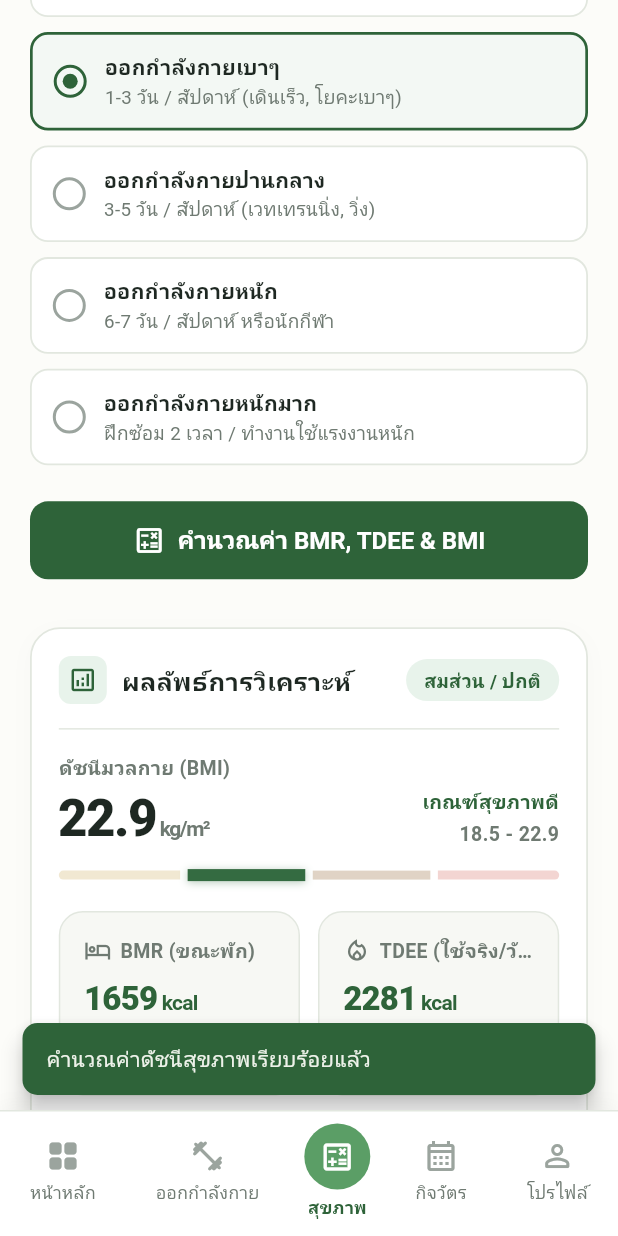
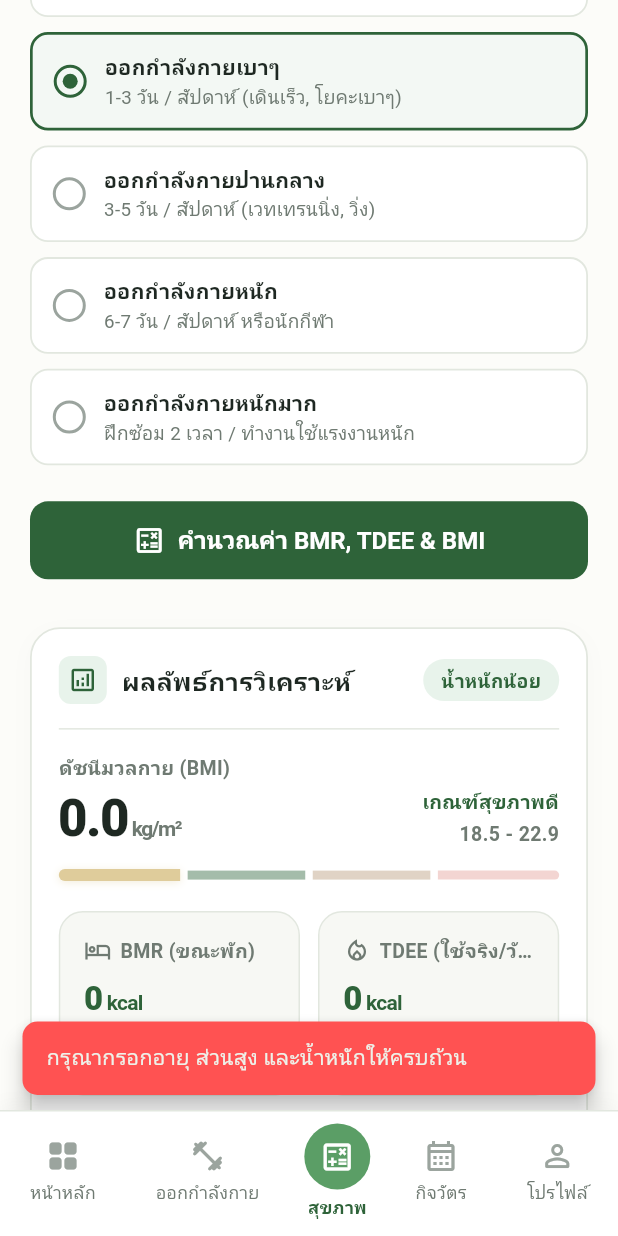
Before and after one commit to Deen7028/HealthyMate, a Flutter app: the MainAppShell screen opened directly, scrolled down 576 dp, after a tap on "คำนวณค่า BMR, TDEE & BMI", on a phone screen of 412 x 824 dp. Run offline on Flutter 3.47's test engine with Material 3 defaults, Android fonts, the phone set to English and light mode, and no system bars; our stand-ins replace sqflite_common_ffi; accounts and stored records are empty; network calls fail.

Commit message:
refactor: integrate authentication service to load user-specific health records and profile state

```diff
--- a/lib/core/services/auth_service.dart
+++ b/lib/core/services/auth_service.dart
@@ -17,6 +17,9 @@ class AuthService extends ChangeNotifier {
     if (_isInitialized) return;
     try {
       _isLoggedIn = await AppDatabase.instance.getLoginStatus();
+      if (_isLoggedIn) {
+        _currentUserEmail = await AppDatabase.instance.getLoggedInUserEmail() ?? '';
+      }
     } catch (e) {
       debugPrint('Error initializing auth state: $e');
       _isLoggedIn = false;
--- a/lib/features/health_calculator/models/user_model.dart
+++ b/lib/features/health_calculator/models/user_model.dart
@@ -72,9 +72,9 @@ class TbUser {
       sPasswordHash: map['sPasswordHash'] ?? '',
       sFirstName: firstName.isNotEmpty ? firstName : 'ผู้ใช้งาน',
       sLastName: lastName,
-      nAge: (map['nAge'] as num?)?.toInt() ?? 28,
-      nHeight: (map['nHeight'] as num?)?.toDouble() ?? 175.0,
-      nWeight: (map['nWeight'] as num?)?.toDouble() ?? 70.0,
+      nAge: (map['nAge'] as num?)?.toInt() ?? 0,
+      nHeight: (map['nHeight'] as num?)?.toDouble() ?? 0.0,
+      nWeight: (map['nWeight'] as num?)?.toDouble() ?? 0.0,
       sGender: map['sGender'] ?? 'male',
       sActivityLevel: map['sActivityLevel'] ?? 'light',
       isDarkMode: (map['isDarkMode'] as num?)?.toInt() == 1,
--- a/lib/features/health_calculator/screens/health_calculator_screen.dart
+++ b/lib/features/health_calculator/screens/health_calculator_screen.dart
@@ -20,26 +20,40 @@ class _HealthCalculatorScreenState extends State<HealthCalculatorScreen> {
   @override
   void initState() {
     super.initState();
-    _ageController = TextEditingController(text: widget.state.age.toString());
+    _ageController = TextEditingController(
+      text: widget.state.age > 0 ? widget.state.age.toString() : '',
+    );
     _heightController = TextEditingController(
-      text: widget.state.height.toStringAsFixed(0),
+      text: widget.state.height > 0
+          ? widget.state.height.toStringAsFixed(0)
+          : '',
     );
     _weightController = TextEditingController(
-      text: widget.state.weight.toStringAsFixed(0),
+      text: widget.state.weight > 0
+          ? widget.state.weight.toStringAsFixed(0)
+          : '',
     );
     widget.state.addListener(_syncControllersWithState);
   }
 
   void _syncControllersWithState() {
     if (!mounted) return;
-    if (_ageController.text != widget.state.age.toString()) {
-      _ageController.text = widget.state.age.toString();
+    final stateAge = widget.state.age > 0 ? widget.state.age.toString() : '';
+    final stateHeight = widget.state.height > 0
+        ? widget.state.height.toStringAsFixed(0)
+        : '';
+    final stateWeight = widget.state.weight > 0
+        ? widget.state.weight.toStringAsFixed(0)
+        : '';
+
+    if (_ageController.text != stateAge && stateAge.isNotEmpty) {
+      _ageController.text = stateAge;
     }
-    if (_heightController.text != widget.state.height.toStringAsFixed(0)) {
-      _heightController.text = widget.state.height.toStringAsFixed(0);
+    if (_heightController.text != stateHeight && stateHeight.isNotEmpty) {
+      _heightController.text = stateHeight;
     }
-    if (_weightController.text != widget.state.weight.toStringAsFixed(0)) {
-      _weightController.text = widget.state.weight.toStringAsFixed(0);
+    if (_weightController.text != stateWeight && stateWeight.isNotEmpty) {
+      _weightController.text = stateWeight;
     }
   }
 
@@ -53,11 +67,23 @@ class _HealthCalculatorScreenState extends State<HealthCalculatorScreen> {
   }
 
   void _onCalculate() {
-    final age = int.tryParse(_ageController.text) ?? widget.state.age;
-    final height =
-        double.tryParse(_heightController.text) ?? widget.state.height;
-    final weight =
-        double.tryParse(_weightController.text) ?? widget.state.weight;
+    final age = int.tryParse(_ageController.text) ?? 0;
+    final height = double.tryParse(_heightController.text) ?? 0.0;
+    final weight = double.tryParse(_weightController.text) ?? 0.0;
+
+    if (age <= 0 || height <= 0 || weight <= 0) {
+      ScaffoldMessenger.of(context).hideCurrentSnackBar();
+      ScaffoldMessenger.of(context).showSnackBar(
+        SnackBar(
+          content: const Text('กรุณากรอกอายุ ส่วนสูง และน้ำหนักให้ครบถ้วน'),
+          backgroundColor: Colors.redAccent,
+          behavior: SnackBarBehavior.floating,
+          shape: RoundedRectangleBorder(borderRadius: BorderRadius.circular(10)),
+          duration: const Duration(seconds: 2),
+        ),
+      );
+      return;
+    }
 
     widget.state.setAge(age);
     widget.state.setHeight(height);
@@ -77,11 +103,23 @@ class _HealthCalculatorScreenState extends State<HealthCalculatorScreen> {
   }
 
   void _onSaveToDashboard() {
-    final age = int.tryParse(_ageController.text) ?? widget.state.age;
-    final height =
-        double.tryParse(_heightController.text) ?? widget.state.height;
-    final weight =
-        double.tryParse(_weightController.text) ?? widget.state.weight;
+    final age = int.tryParse(_ageController.text) ?? 0;
+    final height = double.tryParse(_heightController.text) ?? 0.0;
+    final weight = double.tryParse(_weightController.text) ?? 0.0;
+
+    if (age <= 0 || height <= 0 || weight <= 0) {
+      ScaffoldMessenger.of(context).hideCurrentSnackBar();
+      ScaffoldMessenger.of(context).showSnackBar(
+        SnackBar(
+          content: const Text('กรุณากรอกข้อมูลส่วนตัวให้ครบถ้วนก่อนบันทึก'),
+          backgroundColor: Colors.redAccent,
+          behavior: SnackBarBehavior.floating,
+          shape: RoundedRectangleBorder(borderRadius: BorderRadius.circular(10)),
+          duration: const Duration(seconds: 2),
+        ),
+      );
+      return;
+    }
 
     widget.state.setAge(age);
     widget.state.setHeight(height);
@@ -155,8 +193,8 @@ class _HealthCalculatorScreenState extends State<HealthCalculatorScreen> {
                         Expanded(
                           child: Column(
                             crossAxisAlignment: CrossAxisAlignment.start,
-                            children: const [
-                              Text(
+                            children: [
+                              const Text(
                                 'เครื่องคำนวณสุขภาพ',
                                 style: TextStyle(
                                   fontSize: 24,
@@ -166,11 +204,14 @@ class _HealthCalculatorScreenState extends State<HealthCalculatorScreen> {
                                 ),
                               ),
                               SizedBox(height: 4),
-                              Text(
-                                'ติดตามและคำนวณ BMI, BMR และ TDEE ของคุณ',
-                                style: TextStyle(
+                               Text(
+                                state.currentUser != null
+                                    ? 'ข้อมูลของคุณ (${state.currentUser!.sFirstName})'
+                                    : 'ติดตามและคำนวณ BMI, BMR และ TDEE ของคุณ',
+                                style: const TextStyle(
                                   fontSize: 13.5,
                                   color: AppTheme.textSecondary,
+                                  fontWeight: FontWeight.w500,
                                 ),
                               ),
                             ],
--- a/lib/features/health_calculator/state/health_calculator_state.dart
+++ b/lib/features/health_calculator/state/health_calculator_state.dart
@@ -6,44 +6,36 @@ import 'package:healthymate/features/health_calculator/models/activity_level.dar
 import 'package:healthymate/features/health_calculator/models/health_record_model.dart';
 import 'package:healthymate/features/health_calculator/models/user_model.dart';
 
+import 'package:healthymate/core/services/auth_service.dart';
+
 class HealthCalculatorState extends ChangeNotifier {
   final AppDatabase _db = AppDatabase.instance;
+  bool _isDisposed = false;
 
-  // Active User in TbUsers
-  TbUser _currentUser = TbUser(
-    nUserId: 1,
-    sEmail: 'user@healthymate.app',
-    sPasswordHash: '',
-    sFirstName: 'ผู้ใช้งาน',
-    sLastName: '',
-    nAge: 28,
-    nHeight: 175.0,
-    nWeight: 70.0,
-    sGender: 'male',
-    sActivityLevel: 'light',
-  );
+  // Active User in TbUsers (starts unpopulated until loadData)
+  TbUser? _currentUser;
 
   // Form input state
   Gender _gender = Gender.male;
-  int _age = 28;
-  double _height = 175.0;
-  double _weight = 70.0;
+  int _age = 0;
+  double _height = 0.0;
+  double _weight = 0.0;
   ActivityLevel _activityLevel = ActivityLevel.options[1]; // light (1-3 days/week)
 
   // Calculated values
-  double _bmi = 22.9;
-  double _bmr = 1648.0;
-  double _tdee = 2266.0;
+  double _bmi = 0.0;
+  double _bmr = 0.0;
+  double _tdee = 0.0;
   CalorieTargets _targets = const CalorieTargets(
-    fatLoss: 1766,
-    maintain: 2266,
-    muscleGain: 2566,
+    fatLoss: 0,
+    maintain: 0,
+    muscleGain: 0,
   );
   late BMICategory _bmiCategory;
 
   // Synced profile data for Dashboard
-  bool _isSyncedToDashboard = true;
-  DateTime? _lastSyncedAt = DateTime.now();
+  bool _isSyncedToDashboard = false;
+  DateTime? _lastSyncedAt;
 
   // Calculation History (TbHealthRecords)
   List<TbHealthRecord> _historyList = [];
@@ -51,53 +43,95 @@ class HealthCalculatorState extends ChangeNotifier {
   String _dataSource = "Database Server";
 
   HealthCalculatorState() {
-    _bmiCategory = HealthCalculator.getBMICategory(22.9);
+    _bmiCategory = HealthCalculator.getBMICategory(0.0);
     loadData();
+  }
+
+  @override
+  void dispose() {
+    _isDisposed = true;
+    super.dispose();
+  }
+
+  void _safeNotifyListeners() {
+    if (!_isDisposed && hasListeners) {
+      notifyListeners();
+    }
   }
 
   Future<void> loadData() async {
     _isLoading = true;
-    notifyListeners();
+    _safeNotifyListeners();
 
     try {
-      // 1. พยายามดึงข้อมูลสดจาก PHP Database Server ก่อน
-      final serverRecords = await HealthApiService.fetchHealthRecords(userId: 1);
+      // 1. ระบุผู้ใช้ปัจจุบันจาก Session / AuthService
+      String? loggedInEmail = AuthService.instance.currentUserEmail;
+      if (loggedInEmail.isEmpty) {
+        loggedInEmail = await _db.getLoggedInUserEmail();
+      }
+
+      TbUser? user;
+      if (loggedInEmail != null && loggedInEmail.isNotEmpty) {
+        user = await _db.getUserByEmail(loggedInEmail);
+      }
+
+      // ถ้ายังไม่พบ ให้ดึง user คนแรกใน DB หรือ fallback
+      user ??= await _db.getUser(userId: 1);
+
+      if (user != null) {
+        _currentUser = user;
+        _gender = user.genderEnum;
+        _age = user.nAge;
+        _height = user.nHeight;
+        _weight = user.nWeight;
+        _activityLevel = user.activityLevelObj;
+      }
+
+      final activeUserId = _currentUser?.nUserId ?? 1;
+
+      // 2. ดึงประวัติสุขภาพของคนนั้นๆ (แยกตาม userId)
+      final serverRecords = await HealthApiService.fetchHealthRecords(userId: activeUserId);
       if (serverRecords.isNotEmpty) {
         _historyList = serverRecords;
-        _dataSource = "PHP MySQL Server (172.18.111.42)";
+        _dataSource = "PHP MySQL Server";
 
         // ดึงค่าน้ำหนักล่าสุดจาก Database มาใส่ฟอร์ม
         final latest = serverRecords.first;
         _weight = latest.nWeight;
         _height = latest.nHeight;
       } else {
-        // 2. ถ้าเซิร์ฟเวอร์ยังไม่เปิด ให้ดึงจาก Local Database Cache
-        _historyList = await _db.getHealthRecords(userId: _currentUser.nUserId);
+        // ดึงจาก Local Database Cache ตาม userId ของแต่ละคน
+        _historyList = await _db.getHealthRecords(userId: activeUserId);
         _dataSource = "Local Database Cache";
 
-        final user = await _db.getUser(userId: 1);
-        if (user != null) {
-          _currentUser = user;
-          _gender = user.genderEnum;
-          _age = user.nAge;
-          _height = user.nHeight;
-          _weight = user.nWeight;
-          _activityLevel = user.activityLevelObj;
+        if (_historyList.isNotEmpty) {
+          final latest = _historyList.first;
+          _weight = latest.nWeight;
+          _height = latest.nHeight;
         }
       }
 
-      // คำนวณผลลัพธ์จากข้อมูลจริงใน Database
-      calculate(recordHistory: false, syncToDb: false);
+      // 3. คำนวณผลลัพธ์จากข้อมูลจริงของผู้ใช้คนนั้น
+      if (_weight > 0 && _height > 0 && _age > 0) {
+        calculate(recordHistory: false, syncToDb: false);
+      } else {
+        _bmi = 0.0;
+        _bmr = 0.0;
+        _tdee = 0.0;
+        _targets = const CalorieTargets(fatLoss: 0, maintain: 0, muscleGain: 0);
+        _bmiCategory = HealthCalculator.getBMICategory(0.0);
+      }
     } catch (e) {
       debugPrint('Error loading state from database: $e');
     } finally {
       _isLoading = false;
-      notifyListeners();
+      _safeNotifyListeners();
     }
   }
 
   // Getters
-  TbUser get currentUser => _currentUser;
+  // Getters
+  TbUser? get currentUser => _currentUser;
   Gender get gender => _gender;
   int get age => _age;
   double get height => _height;
@@ -118,28 +152,28 @@ class HealthCalculatorState extends ChangeNotifier {
   void setGender(Gender gender) {
     if (_gender != gender) {
       _gender = gender;
-      notifyListeners();
+      _safeNotifyListeners();
     }
   }
 
   void setAge(int age) {
     _age = age;
-    notifyListeners();
+    _safeNotifyListeners();
   }
 
   void setHeight(double height) {
     _height = height;
-    notifyListeners();
+    _safeNotifyListeners();
   }
 
   void setWeight(double weight) {
     _weight = weight;
-    notifyListeners();
+    _safeNotifyListeners();
   }
 
   void setActivityLevel(ActivityLevel level) {
     _activityLevel = level;
-    notifyListeners();
+    _safeNotifyListeners();
   }
 
   void calculate({bool recordHistory = false, bool syncToDb = false}) {
@@ -166,10 +200,12 @@ class HealthCalculatorState extends ChangeNotifier {
     _bmiCategory = HealthCalculator.getBMICategory(_bmi);
     _targets = HealthCalculator.calculateTargets(_tdee);
 
+    final activeUserId = _currentUser?.nUserId ?? 1;
+
     if (recordHistory) {
       final newRecord = TbHealthRecord(
         nRecordId: 0,
-        nUserId: _currentUser.nUserId,
+        nUserId: activeUserId,
         nWeight: _weight,
         nHeight: _height,
         nBmi: _bmi,
@@ -181,44 +217,44 @@ class HealthCalculatorState extends ChangeNotifier {
 
       _historyList.insert(0, newRecord);
 
-      // บันทึกลง Local Database & ยิงไปบันทึกบน PHP Database Server
+      // บันทึกลง Local Database & ยิงไปบันทึกบน PHP Database Server ตาม userId ของคนนั้นๆ
       _db.insertHealthRecord(newRecord);
       HealthApiService.saveHealthRecord(newRecord);
     }
 
     if (syncToDb) {
       _currentUser = TbUser(
-        nUserId: _currentUser.nUserId,
-        sEmail: _currentUser.sEmail,
-        sPasswordHash: _currentUser.sPasswordHash,
-        sFirstName: _currentUser.sFirstName,
-        sLastName: _currentUser.sLastName,
+        nUserId: activeUserId,
+        sEmail: _currentUser?.sEmail ?? AuthService.instance.currentUserEmail,
+        sPasswordHash: _currentUser?.sPasswordHash ?? '',
+        sFirstName: _currentUser?.sFirstName ?? 'ผู้ใช้งาน',
+        sLastName: _currentUser?.sLastName ?? '',
         nAge: _age,
         nHeight: _height,
         nWeight: _weight,
         sGender: _gender.name,
         sActivityLevel: _activityLevel.id,
-        isDarkMode: _currentUser.isDarkMode,
+        isDarkMode: _currentUser?.isDarkMode ?? false,
       );
 
-      // อัปเดตลง Local Database & ส่งไปอัปเดตบน PHP Database Server
-      _db.updateUser(_currentUser);
-      HealthApiService.updateUserProfile(_currentUser);
+      // อัปเดตลง Local Database & ส่งไปอัปเดตบน PHP Database Server ตาม userId ของคนนั้นๆ
+      _db.updateUser(_currentUser!);
+      HealthApiService.updateUserProfile(_currentUser!);
     }
 
-    notifyListeners();
+    _safeNotifyListeners();
   }
 
   void saveToProfileAndDashboard() {
     calculate(recordHistory: true, syncToDb: true);
     _isSyncedToDashboard = true;
     _lastSyncedAt = DateTime.now();
-    notifyListeners();
+    _safeNotifyListeners();
   }
 
   Future<void> deleteHistoryItem(int recordId) async {
     _historyList.removeWhere((item) => item.nRecordId == recordId);
-    notifyListeners();
+    _safeNotifyListeners();
     await _db.deleteHealthRecord(recordId);
   }
 }
--- a/lib/features/health_calculator/widgets/history_bottom_sheet.dart
+++ b/lib/features/health_calculator/widgets/history_bottom_sheet.dart
@@ -50,7 +50,7 @@ class HistoryBottomSheet extends StatelessWidget {
                     ),
                     SizedBox(width: 8),
                     Text(
-                      'ประวัติการคำนวณย้อนหลัง (TbHealthRecords)',
+                      'ประวัติการคำนวณย้อนหลัง',
                       style: TextStyle(
                         fontSize: 17,
                         fontWeight: FontWeight.w700,
```
Also changed, not shown: lib/core/database/app_database.dart (+52 -9 lines).
